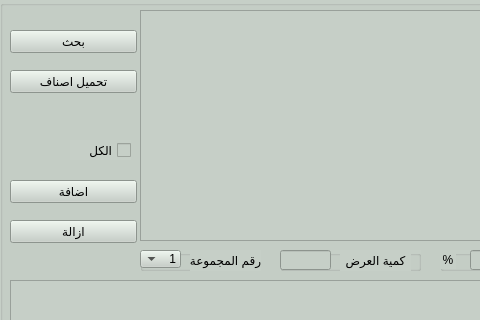
This is presentation/promotion_ui/Promotion_create.ui in shymaa123456/HyperPOS2020 as Qt 5 draws it before an edit; both pictures show x 0 to 480 and y 0 to 320 of the 1228 by 600 pixel window. The edited form follows.
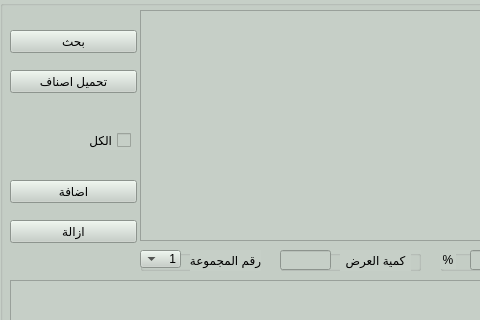
This is the edited form.

Commit message: PROMOTION UPDATE1

```diff
--- a/presentation/promotion_ui/Promotion_create.ui
+++ b/presentation/promotion_ui/Promotion_create.ui
@@ -957,7 +957,7 @@
     <property name="geometry">
      <rect>
       <x>70</x>
-      <y>140</y>
+      <y>130</y>
       <width>61</width>
       <height>20</height>
      </rect>
```
The commit also changes 1 other file.
